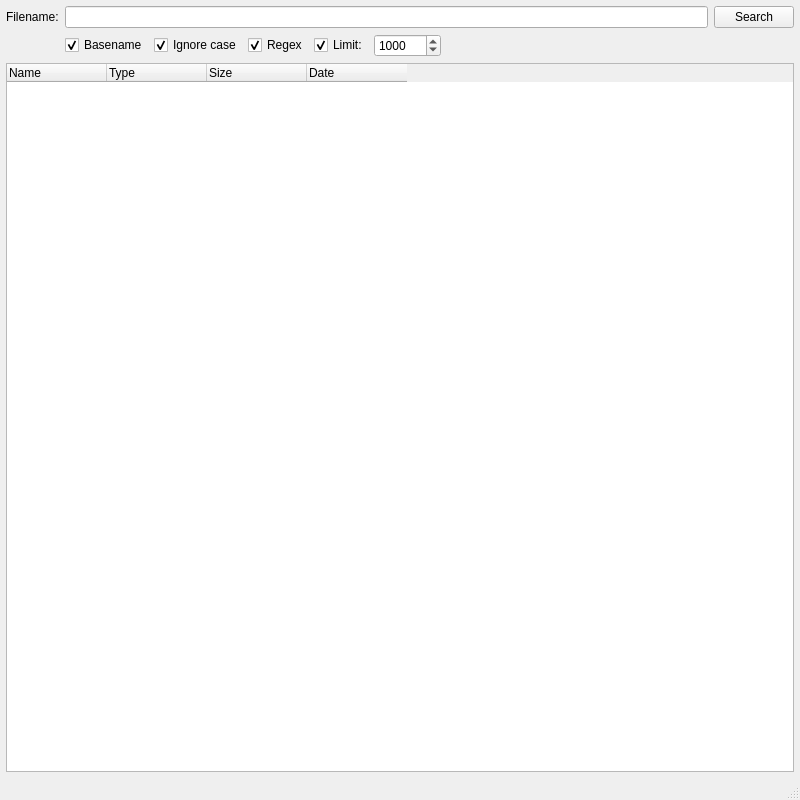
oWeRQ/qlocate, file mainwindow.ui: the form before one commit.
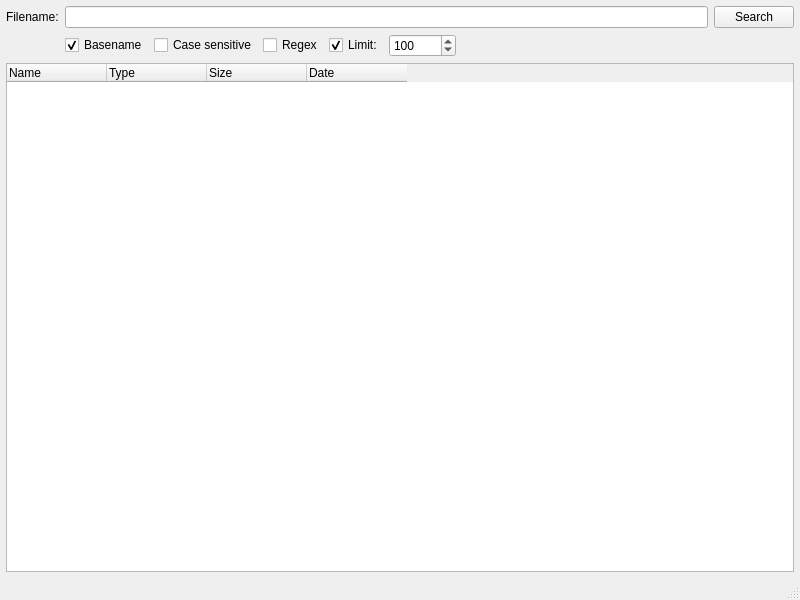
The form after the commit.

Diff of the .ui file:
```diff
--- a/mainwindow.ui
+++ b/mainwindow.ui
@@ -7,7 +7,7 @@
     <x>0</x>
     <y>0</y>
     <width>800</width>
-    <height>800</height>
+    <height>600</height>
    </rect>
   </property>
   <property name="windowTitle">
@@ -97,10 +97,7 @@
       <item row="1" column="2">
        <widget class="QCheckBox" name="checkBox_ignorecase">
         <property name="text">
-         <string>Ignore case</string>
-        </property>
-        <property name="checked">
-         <bool>true</bool>
+         <string>Case sensitive</string>
         </property>
        </widget>
       </item>
@@ -122,9 +119,6 @@
         <property name="text">
          <string>Regex</string>
         </property>
-        <property name="checked">
-         <bool>true</bool>
-        </property>
        </widget>
       </item>
       <item row="1" column="4">
@@ -146,7 +140,7 @@
          <number>100</number>
         </property>
         <property name="value">
-         <number>1000</number>
+         <number>100</number>
         </property>
        </widget>
       </item>
```
Left out of the diff: 5 changed lines with no effect on the pictures.
